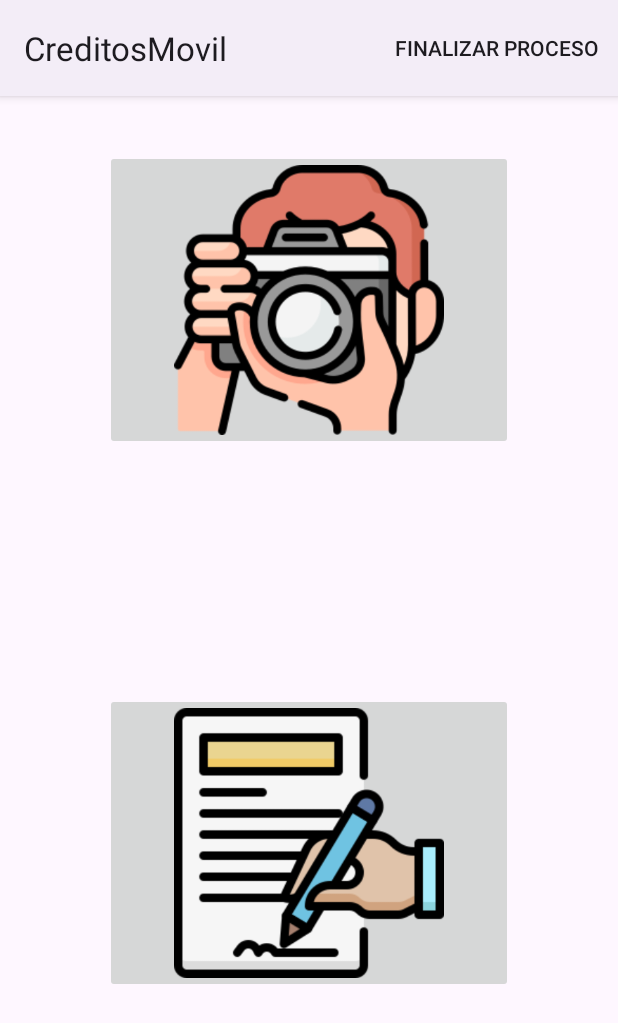
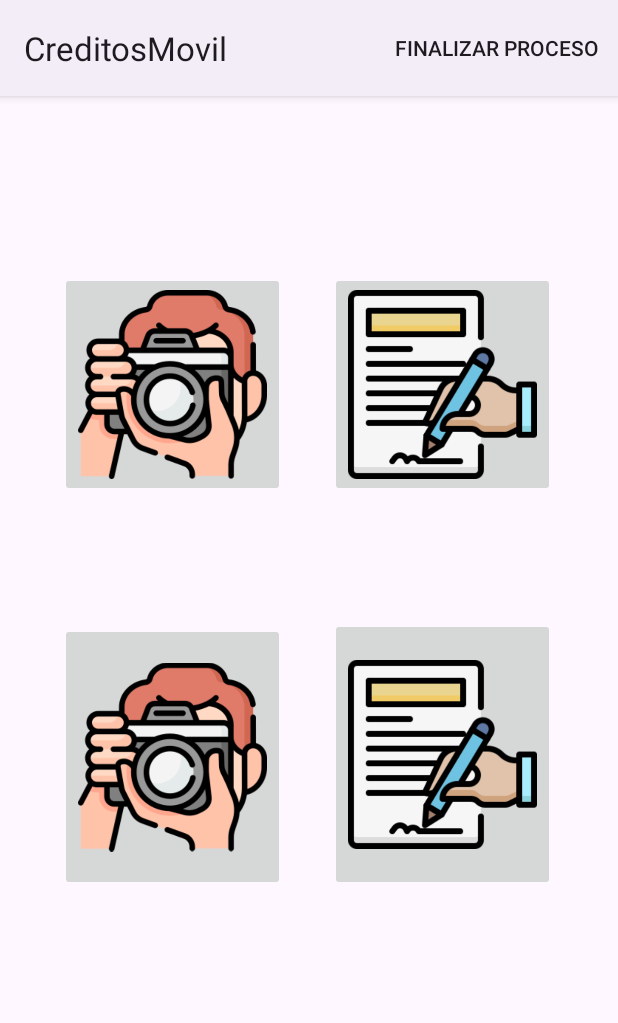
Before and after one commit to corderoangel/CreditosMovil, an Android app: the ProcessActivity screen opened directly, with no data from a screen before it, on a phone screen of 412 x 824 dp. Shown: the top 1023 px of the screen. Run offline under Robolectric (Android 15) with nearby library versions, the phone set to English and light mode, and no system bars; our stand-ins replace Room's generated code; 1 statement that could not run was skipped.

Commit message:
Diseño front foto dni

```diff
--- a/app/src/main/res/layout/activity_process.xml
+++ b/app/src/main/res/layout/activity_process.xml
@@ -1,21 +1,30 @@
 <?xml version="1.0" encoding="utf-8"?>
-<androidx.constraintlayout.widget.ConstraintLayout xmlns:android="http://schemas.android.com/apk/res/android"
+<RelativeLayout xmlns:android="http://schemas.android.com/apk/res/android"
+    xmlns:app="http://schemas.android.com/apk/res-auto"
     xmlns:tools="http://schemas.android.com/tools"
     android:layout_width="match_parent"
-    tools:menu="@menu/menu_process"
     android:layout_height="match_parent"
-    xmlns:app="http://schemas.android.com/apk/res-auto"
-    tools:context=".activities.process.ProcessActivity">
+    android:layout_rowSpan="2"
+    android:layout_columnSpan="2"
+    android:orientation="vertical"
+    tools:context=".activities.process.ProcessActivity"
+    tools:menu="@menu/menu_process">
 
-    <include android:id="@+id/progress_bar"
-        layout="@layout/progress_bar"/>
+    <include
+        android:id="@+id/progress_bar"
+        layout="@layout/progress_bar" />
+
     <ImageButton
         android:id="@+id/capturePhotoButton"
-        android:layout_width="match_parent"
-        android:layout_height="200dp"
-        android:layout_marginStart="70dp"
-        android:layout_marginEnd="70dp"
-        android:layout_marginTop="36dp"
+        android:layout_width="150dp"
+        android:layout_height="150dp"
+        android:layout_alignParentStart="true"
+        android:layout_alignParentTop="true"
+        android:layout_marginStart="40dp"
+        android:layout_marginTop="117dp"
+        android:layout_marginEnd="30dp"
+        android:layout_toStartOf="@+id/captureSignatureButton"
+        android:contentDescription="@string/profile"
         android:scaleType="fitCenter"
         app:layout_constraintEnd_toEndOf="parent"
         app:layout_constraintHorizontal_bias="0.496"
@@ -24,16 +33,55 @@
         app:srcCompat="@drawable/fotografo" />
 
     <ImageButton
+        android:id="@+id/captureSignatureButton"
+        android:layout_width="150dp"
+        android:layout_height="150dp"
+        android:layout_alignParentTop="true"
+        android:layout_alignParentEnd="true"
+        android:layout_marginTop="117dp"
+        android:layout_marginEnd="42dp"
         android:scaleType="fitCenter"
-        android:id="@+id/captureSignatureButton"
-        android:layout_width="match_parent"
-        android:layout_marginStart="70dp"
-        android:layout_marginEnd="70dp"
-        android:layout_height="200dp"
         app:layout_constraintBottom_toBottomOf="parent"
         app:layout_constraintEnd_toEndOf="parent"
         app:layout_constraintStart_toStartOf="parent"
         app:layout_constraintTop_toBottomOf="@+id/capturePhotoButton"
         app:srcCompat="@drawable/firma" />
 
-</androidx.constraintlayout.widget.ConstraintLayout>
+    <ImageButton
+        android:id="@+id/captureDni1Button"
+        android:layout_width="150dp"
+        android:layout_height="150dp"
+        android:layout_alignParentStart="true"
+        android:layout_alignParentTop="true"
+        android:layout_alignParentBottom="true"
+        android:layout_marginStart="40dp"
+        android:layout_marginTop="351dp"
+        android:layout_marginEnd="30dp"
+        android:layout_marginBottom="230dp"
+        android:layout_toStartOf="@+id/captureDni2Button"
+        android:contentDescription="@string/profile"
+        android:scaleType="fitCenter"
+        app:layout_constraintEnd_toEndOf="parent"
+        app:layout_constraintHorizontal_bias="0.496"
+        app:layout_constraintStart_toStartOf="parent"
+        app:layout_constraintTop_toTopOf="parent"
+        app:srcCompat="@drawable/fotografo" />
+
+    <ImageButton
+        android:id="@+id/captureDni2Button"
+        android:layout_width="150dp"
+        android:layout_height="150dp"
+        android:layout_alignParentTop="true"
+        android:layout_alignParentEnd="true"
+        android:layout_alignParentBottom="true"
+        android:layout_marginTop="348dp"
+        android:layout_marginEnd="42dp"
+        android:layout_marginBottom="230dp"
+        android:scaleType="fitCenter"
+        app:layout_constraintBottom_toBottomOf="parent"
+        app:layout_constraintEnd_toEndOf="parent"
+        app:layout_constraintStart_toStartOf="parent"
+        app:layout_constraintTop_toBottomOf="@+id/capturePhotoButton"
+        app:srcCompat="@drawable/firma" />
+
+</RelativeLayout>
--- a/app/src/main/res/values/strings.xml
+++ b/app/src/main/res/values/strings.xml
@@ -13,4 +13,5 @@
     <string name="finish">Finalizar Proceso</string>
     <string name="xxxxxx">xxxxxx</string>
     <string name="resend_code">Reenviar token</string>
+    <string name="profile">profile</string>
 </resources>
```
Also changed, not shown: app/src/main/java/com/fjd/creditosmovil/activities/home/view/HomeActivity.java (+10 -4 lines).
